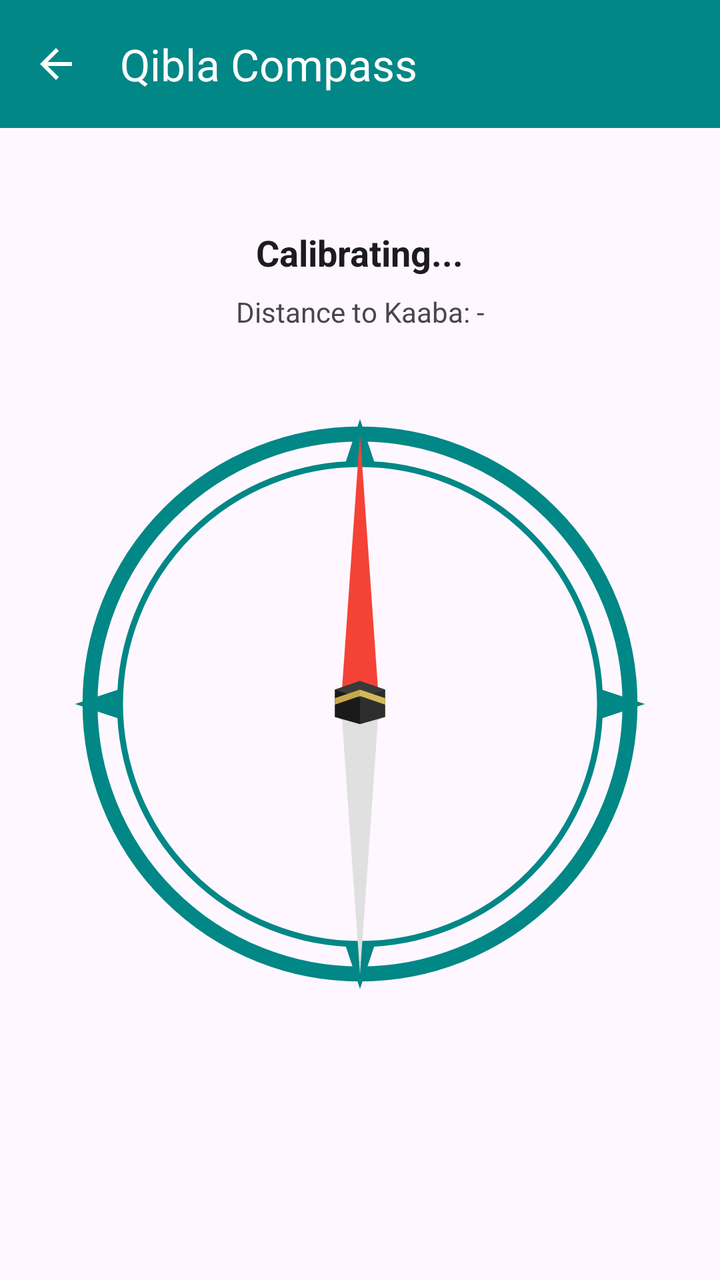
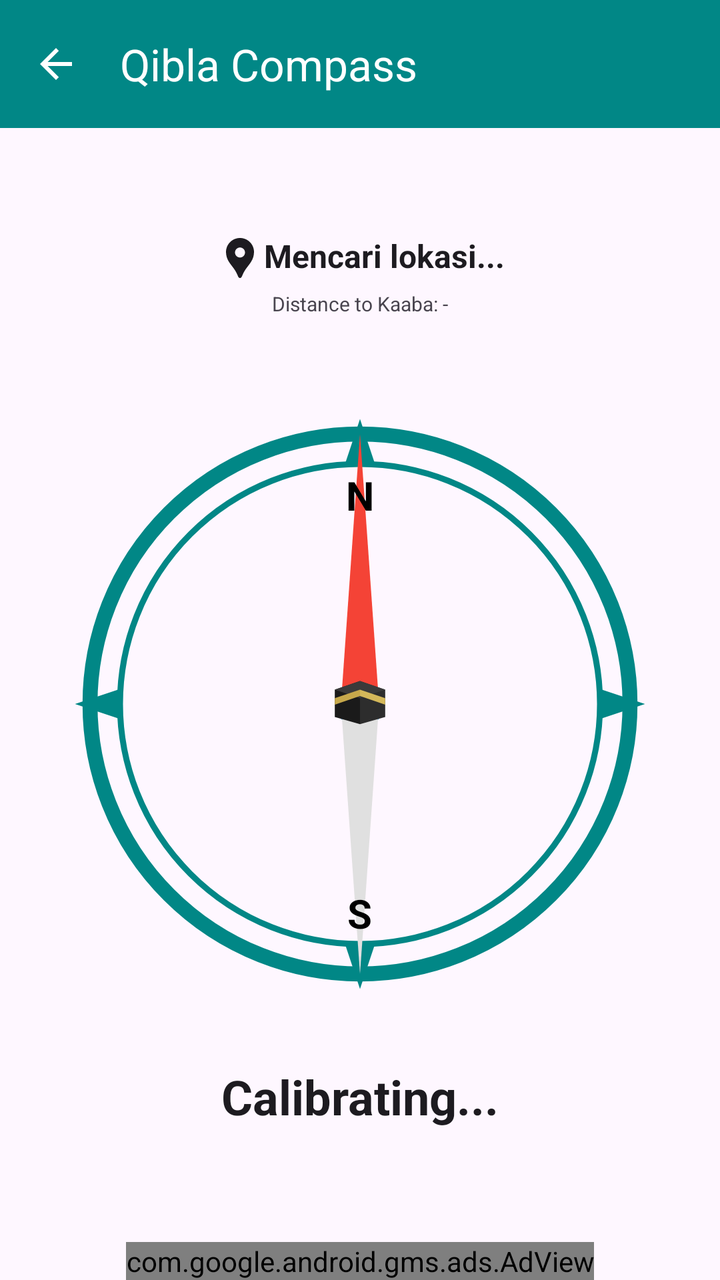

The first picture is an Android layout as it rendered before a commit; the second is the same layout after the commit. The layout source and the unified diff follow.
<!-- AndroidManifest.xml: activity theme Theme.MoslemApp -->
<!-- res/layout/activity_qibla.xml -->
<?xml version="1.0" encoding="utf-8"?>
<androidx.constraintlayout.widget.ConstraintLayout xmlns:android="http://schemas.android.com/apk/res/android"
    xmlns:app="http://schemas.android.com/apk/res-auto"
    xmlns:tools="http://schemas.android.com/tools"
    android:layout_width="match_parent"
    android:layout_height="match_parent"
    android:background="?attr/colorSurface"
    tools:context=".ui.activities.QiblaActivity">

    
    <com.google.android.material.appbar.AppBarLayout
        android:id="@+id/appBarLayout"
        android:layout_width="match_parent"
        android:layout_height="wrap_content"
        android:background="?attr/colorPrimary"
        app:layout_constraintTop_toTopOf="parent">

        <com.google.android.material.appbar.MaterialToolbar
            android:id="@+id/toolbar"
            android:layout_width="match_parent"
            android:layout_height="?attr/actionBarSize"
            app:title="Qibla Compass"
            app:titleTextColor="?attr/colorOnPrimary"
            app:navigationIcon="@drawable/ic_back"
            app:navigationIconTint="?attr/colorOnPrimary" />
    </com.google.android.material.appbar.AppBarLayout>

    <TextView
        android:id="@+id/tv_bearingInfo"
        android:layout_width="wrap_content"
        android:layout_height="wrap_content"
        android:layout_marginTop="50dp"
        android:text="Calibrating..."
        android:textSize="18sp"
        android:textStyle="bold"
        android:textColor="?attr/colorOnSurface"
        app:layout_constraintEnd_toEndOf="parent"
        app:layout_constraintStart_toStartOf="parent"
        app:layout_constraintTop_toBottomOf="@id/appBarLayout" />

    <TextView
        android:id="@+id/tv_distanceInfo"
        android:layout_width="wrap_content"
        android:layout_height="wrap_content"
        android:layout_marginTop="8dp"
        android:text="Distance to Kaaba: -"
        android:textSize="14sp"
        android:textColor="?attr/colorOnSurfaceVariant"
        app:layout_constraintEnd_toEndOf="parent"
        app:layout_constraintStart_toStartOf="parent"
        app:layout_constraintTop_toBottomOf="@id/tv_bearingInfo" />

    <androidx.constraintlayout.widget.ConstraintLayout
        android:layout_width="300dp"
        android:layout_height="300dp"
        app:layout_constraintBottom_toBottomOf="parent"
        app:layout_constraintEnd_toEndOf="parent"
        app:layout_constraintStart_toStartOf="parent"
        app:layout_constraintTop_toBottomOf="@id/appBarLayout">

        
        <ImageView
            android:id="@+id/iv_compass_dial"
            android:layout_width="match_parent"
            android:layout_height="match_parent"
            android:src="@drawable/ic_compass"
            android:tint="?attr/colorPrimary" />

        
        <ImageView
            android:id="@+id/iv_qibla_needle"
            android:layout_width="match_parent"
            android:layout_height="match_parent"
            android:src="@drawable/ic_qibla_needle" />

        
        <ImageView
            android:id="@+id/iv_kaaba_icon"
            android:layout_width="36dp"
            android:layout_height="36dp"
            android:src="@drawable/ic_kaaba"
            app:layout_constraintTop_toTopOf="parent"
            app:layout_constraintBottom_toBottomOf="parent"
            app:layout_constraintStart_toStartOf="parent"
            app:layout_constraintEnd_toEndOf="parent" />

    </androidx.constraintlayout.widget.ConstraintLayout>

</androidx.constraintlayout.widget.ConstraintLayout>
<!-- resources referenced by this layout -->
<resources>
  <!-- drawable ic_back (drawable) -->
  <vector xmlns:android="http://schemas.android.com/apk/res/android"
      android:width="24dp"
      android:height="24dp"
      android:viewportWidth="24"
      android:viewportHeight="24"
      android:tint="?attr/colorControlNormal">
    <path
        android:fillColor="@android:color/white"
        android:pathData="M20,11H7.83l5.59,-5.59L12,4l-8,8 8,8 1.41,-1.41L7.83,13H20v-2z"/>
  </vector>
  <!-- drawable ic_kaaba (drawable) -->
  <vector xmlns:android="http://schemas.android.com/apk/res/android"
      android:width="48dp"
      android:height="48dp"
      android:viewportWidth="100"
      android:viewportHeight="100">
  
      
  
  
  
  
      
      <path
          android:fillColor="#1A1A1A"
          android:pathData="M15,30 L50,18 L50,78 L15,68 Z" />
  
      
      <path
          android:fillColor="#2D2D2D"
          android:pathData="M50,18 L85,30 L85,68 L50,78 Z" />
  
      
      <path
          android:fillColor="#3A3A3A"
          android:pathData="M15,30 L50,18 L85,30 L50,42 Z" />
  
      
      <path
          android:fillColor="#C6A84B"
          android:pathData="M15,42 L50,30 L50,39 L15,51 Z" />
  
      
      <path
          android:fillColor="#D4B85A"
          android:pathData="M50,30 L85,42 L85,51 L50,39 Z" />
  
  </vector>
  <!-- drawable ic_qibla_needle (drawable) -->
  <vector xmlns:android="http://schemas.android.com/apk/res/android"
      android:width="48dp"
      android:height="200dp"
      android:viewportWidth="48"
      android:viewportHeight="200">
      
      <path
          android:fillColor="#0288D1"
          android:pathData="M24,100m-8,0a8,8 0,1 1,16 0a8,8 0,1 1,-16 0" />
      
      <path
          android:fillColor="#F44336"
          android:pathData="M24,10 L30,95 Q24,108 18,95 Z" />
      
      <path
          android:fillColor="#E0E0E0"
          android:pathData="M24,190 L18,105 Q24,92 30,105 Z" />
  </vector>
  <style name="Theme.MoslemApp" parent="Base.Theme.MoslemApp" />
  <style name="Base.Theme.MoslemApp" parent="Theme.Material3.DayNight.NoActionBar">
  
          <item name="colorPrimary">@color/teal_700</item>
          
          
          
          
          
          
          
          <item name="android:statusBarColor">?attr/colorPrimary</item>
          <item name="android:colorBackground">@android:color/white</item>
      </style>
  <color name="teal_700">#FF018786</color>
  <!-- unchanged entries left out for length: 1 -->
</resources>

<!-- the commit's change to res/layout/activity_qibla.xml (unified diff, before → after) -->
@@ -29,28 +29,59 @@
         android:id="@+id/tv_bearingInfo"
         android:layout_width="wrap_content"
         android:layout_height="wrap_content"
-        android:layout_marginTop="50dp"
+        android:layout_marginTop="30dp"
         android:text="Calibrating..."
-        android:textSize="18sp"
+        android:textSize="24sp"
         android:textStyle="bold"
         android:textColor="?attr/colorOnSurface"
         app:layout_constraintEnd_toEndOf="parent"
         app:layout_constraintStart_toStartOf="parent"
-        app:layout_constraintTop_toBottomOf="@id/appBarLayout" />
+        app:layout_constraintTop_toBottomOf="@id/cl_compass_container" />
 
     <TextView
         android:id="@+id/tv_distanceInfo"
         android:layout_width="wrap_content"
         android:layout_height="wrap_content"
-        android:layout_marginTop="8dp"
+        android:layout_marginTop="4dp"
         android:text="Distance to Kaaba: -"
-        android:textSize="14sp"
+        android:textSize="10sp"
         android:textColor="?attr/colorOnSurfaceVariant"
         app:layout_constraintEnd_toEndOf="parent"
         app:layout_constraintStart_toStartOf="parent"
-        app:layout_constraintTop_toBottomOf="@id/tv_bearingInfo" />
+        app:layout_constraintTop_toBottomOf="@id/tv_city_name" />
+
+    <TextView
+        android:id="@+id/tv_city_name"
+        android:layout_width="wrap_content"
+        android:layout_height="wrap_content"
+        android:layout_marginBottom="8dp"
+        android:text="Mencari lokasi..."
+        android:textColor="?attr/colorOnSurface"
+        android:textSize="16sp"
+        android:textStyle="bold"
+        android:drawableLeft="@drawable/ic_location_pin"
+        android:drawableTint="?attr/colorOnSurface"
+        app:layout_constraintBottom_toTopOf="@id/cl_compass_container"
+        app:layout_constraintTop_toBottomOf="@id/appBarLayout"
+        app:layout_constraintEnd_toEndOf="parent"
+        app:layout_constraintStart_toStartOf="parent" />
+
+    <TextView
+        android:id="@+id/tv_not_flat_warning"
+        android:layout_width="wrap_content"
+        android:layout_height="wrap_content"
+        android:layout_marginTop="16dp"
+        android:text="Posisi smartphone tidak datar"
+        android:textColor="?attr/colorError"
+        android:textSize="16sp"
+        android:visibility="invisible"
+        app:layout_constraintEnd_toEndOf="parent"
+        app:layout_constraintStart_toStartOf="parent"
+        app:layout_constraintBottom_toTopOf="@id/cl_compass_container"
+        />
 
     <androidx.constraintlayout.widget.ConstraintLayout
+        android:id="@+id/cl_compass_container"
         android:layout_width="300dp"
         android:layout_height="300dp"
         app:layout_constraintBottom_toBottomOf="parent"
@@ -67,11 +98,36 @@
             android:tint="?attr/colorPrimary" />
 
         
-        <ImageView
+        <FrameLayout
             android:id="@+id/iv_qibla_needle"
             android:layout_width="match_parent"
-            android:layout_height="match_parent"
-            android:src="@drawable/ic_qibla_needle" />
+            android:layout_height="match_parent">
+
+            <ImageView
+                android:layout_width="match_parent"
+                android:layout_height="match_parent"
+                android:src="@drawable/ic_qibla_needle" />
+
+            <TextView
+                android:layout_width="wrap_content"
+                android:layout_height="wrap_content"
+                android:layout_gravity="top|center_horizontal"
+                android:layout_marginTop="32dp"
+                android:text="N"
+                android:textColor="@color/black"
+                android:textSize="20sp"
+                android:textStyle="bold" />
+
+            <TextView
+                android:layout_width="wrap_content"
+                android:layout_height="wrap_content"
+                android:layout_gravity="bottom|center_horizontal"
+                android:layout_marginBottom="32dp"
+                android:text="S"
+                android:textColor="@color/black"
+                android:textSize="20sp"
+                android:textStyle="bold" />
+        </FrameLayout>
 
         
         <ImageView
@@ -86,4 +142,54 @@
 
     </androidx.constraintlayout.widget.ConstraintLayout>
 
+    
+    <androidx.cardview.widget.CardView
+        android:id="@+id/cv_calibration_overlay"
+        android:layout_width="0dp"
+        android:layout_height="wrap_content"
+        android:layout_margin="16dp"
+        app:cardCornerRadius="12dp"
+        app:cardElevation="8dp"
+        android:visibility="gone"
+        app:layout_constraintBottom_toTopOf="@id/adView"
+        app:layout_constraintEnd_toEndOf="parent"
+        app:layout_constraintStart_toStartOf="parent">
+
+        <LinearLayout
+            android:layout_width="match_parent"
+            android:layout_height="wrap_content"
+            android:orientation="vertical"
+            android:padding="16dp"
+            android:background="?attr/colorSurface">
+
+            <TextView
+                android:layout_width="match_parent"
+                android:layout_height="wrap_content"
+                android:text="Kalibrasi Kompas"
+                android:textAlignment="center"
+                android:textColor="?attr/colorError"
+                android:textSize="18sp"
+                android:textStyle="bold" />
+
+            <TextView
+                android:layout_width="match_parent"
+                android:layout_height="wrap_content"
+                android:layout_marginTop="8dp"
+                android:text="Akurasi kompas rendah.\nGerakkan smartphone Anda membentuk angka 8 beberapa kali untuk kalibrasi."
+                android:textAlignment="center"
+                android:textColor="?attr/colorOnSurface"
+                android:textSize="14sp" />
+        </LinearLayout>
+    </androidx.cardview.widget.CardView>
+
+    <com.google.android.gms.ads.AdView
+        android:id="@+id/adView"
+        android:layout_width="wrap_content"
+        android:layout_height="wrap_content"
+        app:adSize="BANNER"
+        app:adUnitId="@string/admob_banner_id"
+        app:layout_constraintBottom_toBottomOf="parent"
+        app:layout_constraintEnd_toEndOf="parent"
+        app:layout_constraintStart_toStartOf="parent" />
+
 </androidx.constraintlayout.widget.ConstraintLayout>
<!-- resource entries referenced after the edit -->
@@ -1,5 +1,6 @@
 <!-- resources referenced by this layout -->
 <resources>
+  <color name="black">#FF000000</color>
   <!-- drawable ic_back (drawable) -->
   <vector xmlns:android="http://schemas.android.com/apk/res/android"
       android:width="24dp"
@@ -49,6 +50,12 @@
           android:pathData="M50,30 L85,42 L85,51 L50,39 Z" />
   
   </vector>
+  <!-- drawable ic_location_pin (drawable) -->
+  <vector xmlns:android="http://schemas.android.com/apk/res/android" android:height="24dp" android:tint="#000000" android:viewportHeight="24" android:viewportWidth="24" android:width="24dp">
+        
+      <path android:fillColor="@android:color/white" android:pathData="M12,2L12,2C8.13,2 5,5.13 5,9c0,1.74 0.5,3.37 1.41,4.84c0.95,1.54 2.2,2.86 3.16,4.4c0.47,0.75 0.81,1.45 1.17,2.26C11,21.05 11.21,22 12,22h0c0.79,0 1,-0.95 1.25,-1.5c0.37,-0.81 0.7,-1.51 1.17,-2.26c0.96,-1.53 2.21,-2.85 3.16,-4.4C18.5,12.37 19,10.74 19,9C19,5.13 15.87,2 12,2zM12,11.75c-1.38,0 -2.5,-1.12 -2.5,-2.5s1.12,-2.5 2.5,-2.5s2.5,1.12 2.5,2.5S13.38,11.75 12,11.75z"/>
+      
+  </vector>
   <!-- drawable ic_qibla_needle (drawable) -->
   <vector xmlns:android="http://schemas.android.com/apk/res/android"
       android:width="48dp"
@@ -68,6 +75,7 @@
           android:fillColor="#E0E0E0"
           android:pathData="M24,190 L18,105 Q24,92 30,105 Z" />
   </vector>
+  <string name="admob_banner_id" translatable="false">ca-app-pub-3940256099942544/6300978111</string>
   <style name="Theme.MoslemApp" parent="Base.Theme.MoslemApp" />
   <style name="Base.Theme.MoslemApp" parent="Theme.Material3.DayNight.NoActionBar">
   
